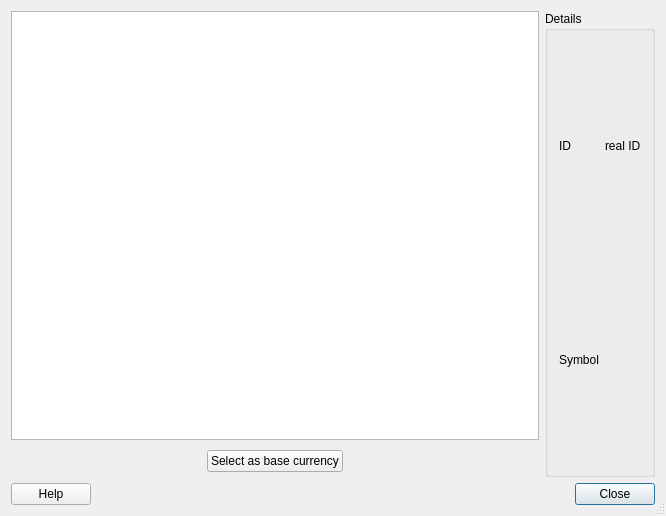
Old version of the form kmymoney/dialogs/kcurrencyeditdlgdecl.ui in the repository KDE/kmymoney.
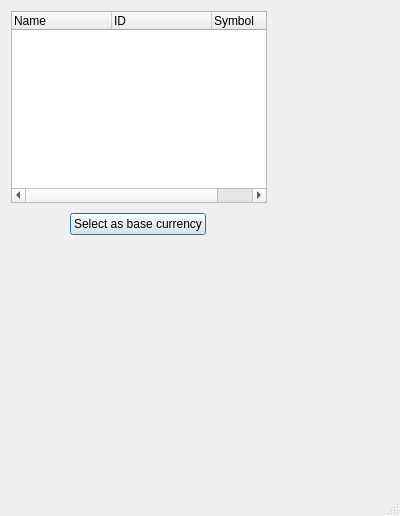
New version of the form. Custom widgets are drawn as their Qt base class.

Commit message: Revamped the currencies dialog. It is now more similar to other dialogs. Removed unused code too. Fixed the crash which was due to a mess of crossed slots and signals. BUG:237780

Diff of the .ui file:
```diff
--- a/kmymoney/dialogs/kcurrencyeditdlgdecl.ui
+++ b/kmymoney/dialogs/kcurrencyeditdlgdecl.ui
@@ -1,21 +1,22 @@
 <?xml version="1.0" encoding="UTF-8"?>
 <ui version="4.0">
  <class>KCurrencyEditDlgDecl</class>
- <widget class="QDialog" name="KCurrencyEditDlgDecl">
+ <widget class="KDialog" name="KCurrencyEditDlgDecl">
+  <property name="windowTitle">
+   <string>Currencies</string>
+  </property>
+  <property name="sizeGripEnabled">
+   <bool>true</bool>
+  </property>
   <property name="geometry">
    <rect>
     <x>0</x>
     <y>0</y>
-    <width>666</width>
+      <width>400</width>
     <height>516</height>
    </rect>
   </property>
-  <property name="windowTitle">
-   <string>Currencies</string>
-  </property>
-  <property name="sizeGripEnabled">
-   <bool>true</bool>
-  </property>
+  <widget class="QWidget" name="layoutWidget">
   <layout class="QVBoxLayout">
    <item>
     <layout class="QHBoxLayout">
@@ -23,18 +24,31 @@
       <layout class="QVBoxLayout">
        <item>
         <widget class="QTreeWidget" name="m_currencyList">
+          <property name="sizePolicy">
+            <sizepolicy hsizetype="Expanding" vsizetype="Expanding">
+              <horstretch>1</horstretch>
+              <verstretch>1</verstretch>
+            </sizepolicy>
+          </property>
          <property name="rootIsDecorated">
           <bool>false</bool>
          </property>
-         <property name="headerHidden">
+           <property name="allColumnsShowFocus">
           <bool>true</bool>
          </property>
-         <property name="expandsOnDoubleClick">
-          <bool>false</bool>
-         </property>
+           <column>
+            <property name="text">
+             <string>Name</string>
+            </property>
+           </column>
          <column>
           <property name="text">
-           <string notr="true">1</string>
+             <string>ID</string>
+            </property>
+           </column>
+           <column>
+            <property name="text">
+             <string>Symbol</string>
           </property>
          </column>
         </widget>
@@ -99,129 +113,23 @@
        </item>
       </layout>
      </item>
-     <item>
-      <widget class="QGroupBox" name="m_detailGroup">
-       <property name="title">
-        <string>Details</string>
-       </property>
-       <layout class="QVBoxLayout">
-        <item>
-         <layout class="QGridLayout">
-          <item row="1" column="0">
-           <widget class="QLabel" name="textLabel3">
-            <property name="text">
-             <string>Symbol</string>
-            </property>
-            <property name="wordWrap">
-             <bool>false</bool>
-            </property>
-           </widget>
-          </item>
-          <item row="0" column="1">
-           <widget class="QLabel" name="m_idLabel">
-            <property name="text">
-             <string>real ID</string>
-            </property>
-            <property name="wordWrap">
-             <bool>false</bool>
-            </property>
-           </widget>
-          </item>
-          <item row="1" column="1">
-           <widget class="kMyMoneyLineEdit" name="m_symbolEdit" native="true"/>
-          </item>
-          <item row="0" column="0">
-           <widget class="QLabel" name="textLabel1">
-            <property name="text">
-             <string>ID</string>
-            </property>
-            <property name="wordWrap">
-             <bool>false</bool>
-            </property>
-           </widget>
-          </item>
          </layout>
         </item>
        </layout>
       </widget>
-     </item>
-    </layout>
-   </item>
-   <item>
-    <layout class="QHBoxLayout">
-     <property name="spacing">
-      <number>6</number>
-     </property>
-     <property name="margin">
-      <number>0</number>
-     </property>
-     <item>
-      <widget class="QPushButton" name="buttonHelp">
-       <property name="enabled">
-        <bool>true</bool>
-       </property>
-       <property name="text">
-        <string>Help</string>
-       </property>
-       <property name="shortcut">
-        <string>F1</string>
-       </property>
-       <property name="autoDefault">
-        <bool>true</bool>
-       </property>
-      </widget>
-     </item>
-     <item>
-      <spacer name="Horizontal Spacing2">
-       <property name="orientation">
-        <enum>Qt::Horizontal</enum>
-       </property>
-       <property name="sizeType">
-        <enum>QSizePolicy::Expanding</enum>
-       </property>
-       <property name="sizeHint" stdset="0">
-        <size>
-         <width>20</width>
-         <height>20</height>
-        </size>
-       </property>
-      </spacer>
-     </item>
-     <item>
-      <widget class="QPushButton" name="buttonClose">
-       <property name="toolTip">
-        <string>If this button is not activated, select the base currency first.</string>
-       </property>
-       <property name="whatsThis">
-        <string>Press this button to close the dialog. If the button is not activated, select your base currency.</string>
-       </property>
-       <property name="text">
-        <string>Close</string>
-       </property>
-       <property name="autoDefault">
-        <bool>true</bool>
-       </property>
-       <property name="default">
-        <bool>true</bool>
-       </property>
-      </widget>
-     </item>
-    </layout>
-   </item>
-  </layout>
  </widget>
  <layoutdefault spacing="6" margin="11"/>
  <customwidgets>
+    <customwidget>
+     <class>KDialog</class>
+     <extends>QDialog</extends>
+     <header>kdialog.h</header>
+   </customwidget>
   <customwidget>
    <class>KPushButton</class>
    <extends>QPushButton</extends>
    <header>kpushbutton.h</header>
   </customwidget>
-  <customwidget>
-   <class>kMyMoneyLineEdit</class>
-   <extends>QWidget</extends>
-   <header>../widgets/kmymoneylineedit.h</header>
-  </customwidget>
  </customwidgets>
  <resources/>
  <connections/>
```
Lines whose indentation alone changed are shown as unchanged. The commit also changes 3 other files.
